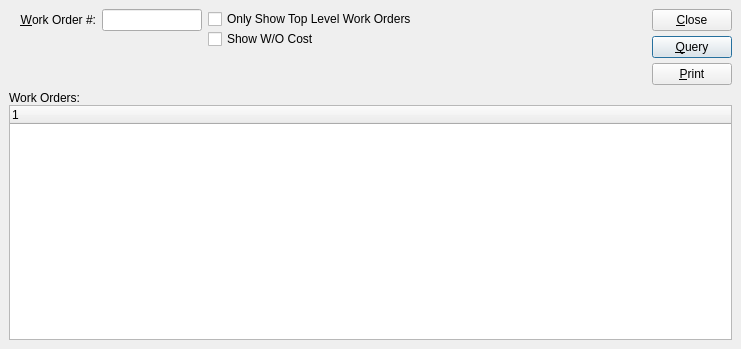
WooodHead/xtuple, file xtuple/trunk/guiclient/dspWoHistoryByNumber.ui: the form before one commit.
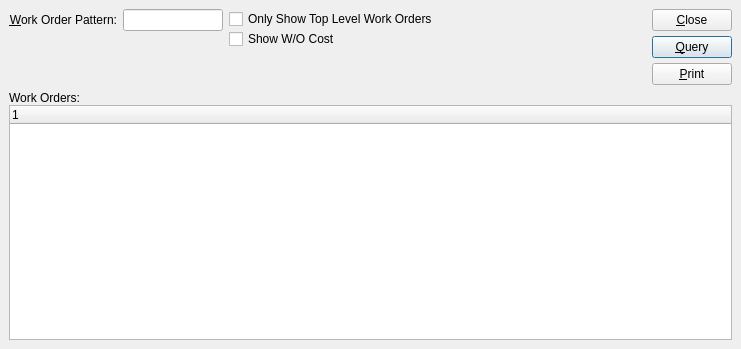
The form after the commit. Custom widgets are drawn as their Qt base class.

Commit message: Issue #4422:change labels and convert to metasql

```diff
--- a/xtuple/trunk/guiclient/dspWoHistoryByNumber.ui
+++ b/xtuple/trunk/guiclient/dspWoHistoryByNumber.ui
@@ -47,7 +47,7 @@
           <item>
            <widget class="QLabel" name="_woNumberLit" >
             <property name="text" >
-             <string>&amp;Work Order #:</string>
+             <string>&amp;Work Order Pattern:</string>
             </property>
             <property name="alignment" >
              <set>Qt::AlignRight|Qt::AlignTrailing|Qt::AlignVCenter</set>
```
The commit also changes 1 other file.
